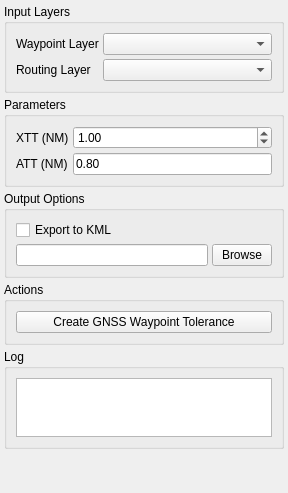
Old version of the form Q_Pansopy/ui/pbn/qpansopy_gnss_waypoint_dockwidget.ui in the repository FLYGHT7/qpansopy.
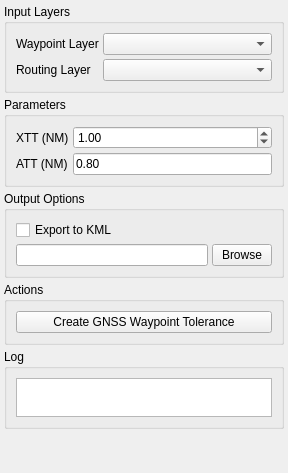
New version of the form. Custom widgets are drawn as their Qt base class.

Commit message: fix(ui): Reduce log group maxHeight from 100 to 80px

Patch:
```diff
--- a/Q_Pansopy/ui/pbn/qpansopy_gnss_waypoint_dockwidget.ui
+++ b/Q_Pansopy/ui/pbn/qpansopy_gnss_waypoint_dockwidget.ui
@@ -226,7 +226,7 @@
       <property name="maximumSize">
        <size>
         <width>16777215</width>
-        <height>100</height>
+        <height>80</height>
        </size>
       </property>
       <layout class="QVBoxLayout" name="logLayout">
```
